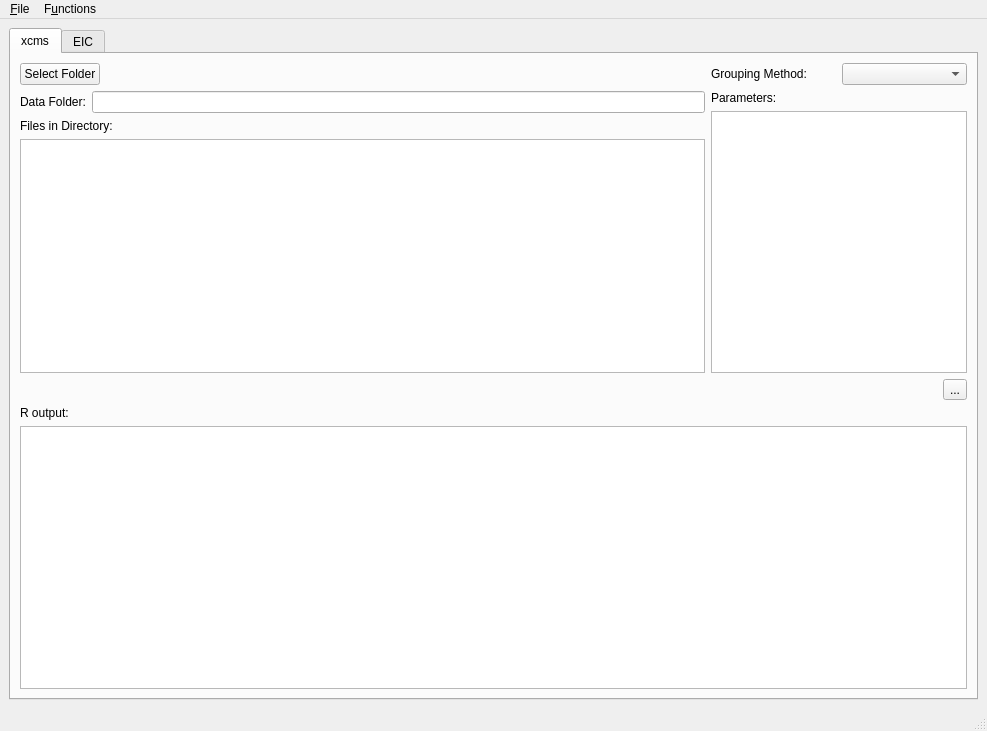
Qt form pyXCMS/main.ui (mfitzp/toolz) before a commit.
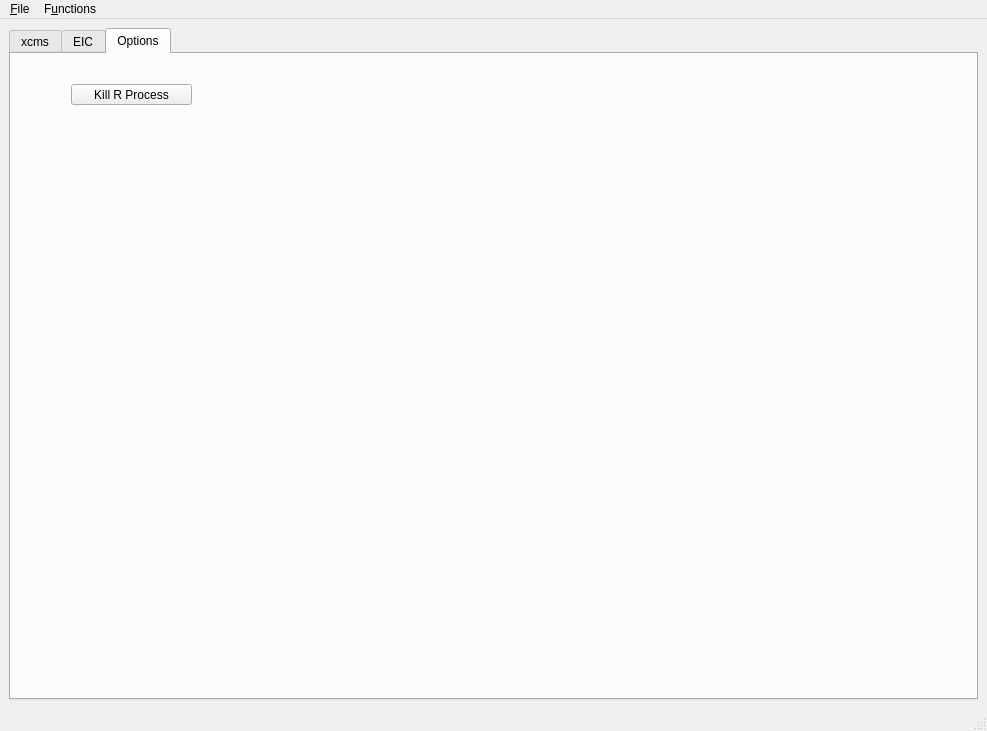
The same form after that commit. The open tabs and pages were chosen to show the change. Icons and pictures are not drawn. Custom widgets are drawn as their Qt base class.

The edit to the form file:
```diff
--- a/pyXCMS/main.ui
+++ b/pyXCMS/main.ui
@@ -446,6 +446,24 @@
         </item>
        </layout>
       </widget>
+      <widget class="QWidget" name="tab_3" >
+       <attribute name="title" >
+        <string>Options</string>
+       </attribute>
+       <widget class="QPushButton" name="killRBtn" >
+        <property name="geometry" >
+         <rect>
+          <x>60</x>
+          <y>30</y>
+          <width>121</width>
+          <height>21</height>
+         </rect>
+        </property>
+        <property name="text" >
+         <string>Kill R Process</string>
+        </property>
+       </widget>
+      </widget>
      </widget>
     </item>
    </layout>
```
Left out of the diff: 14 changed lines with no effect on the pictures.
